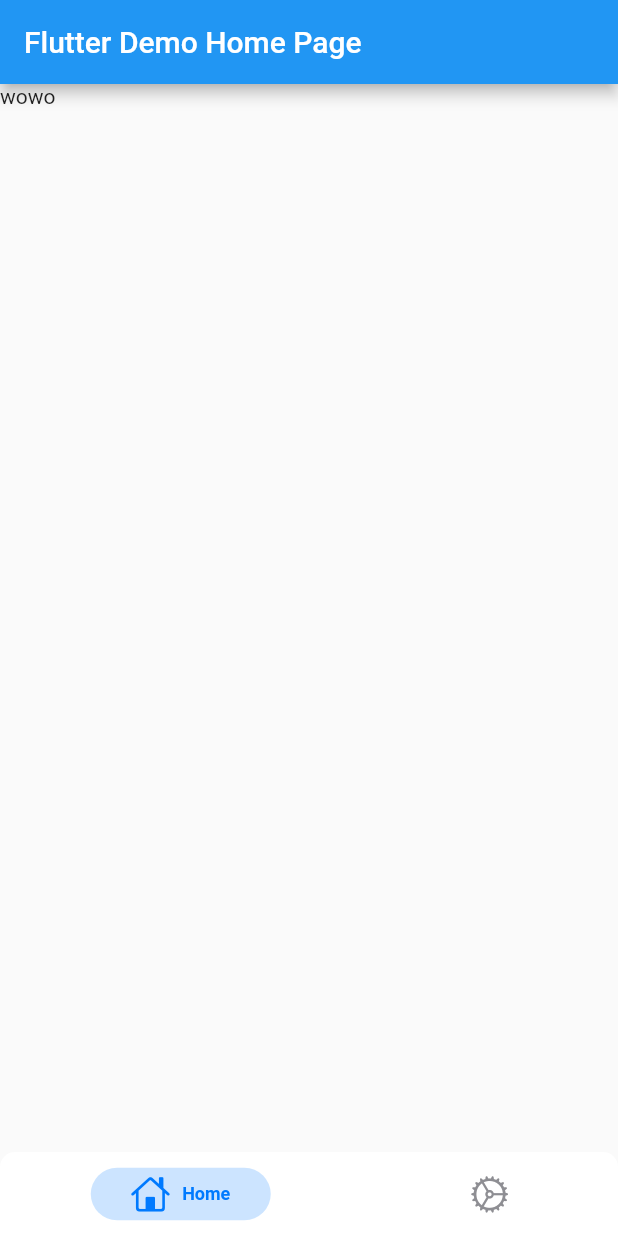
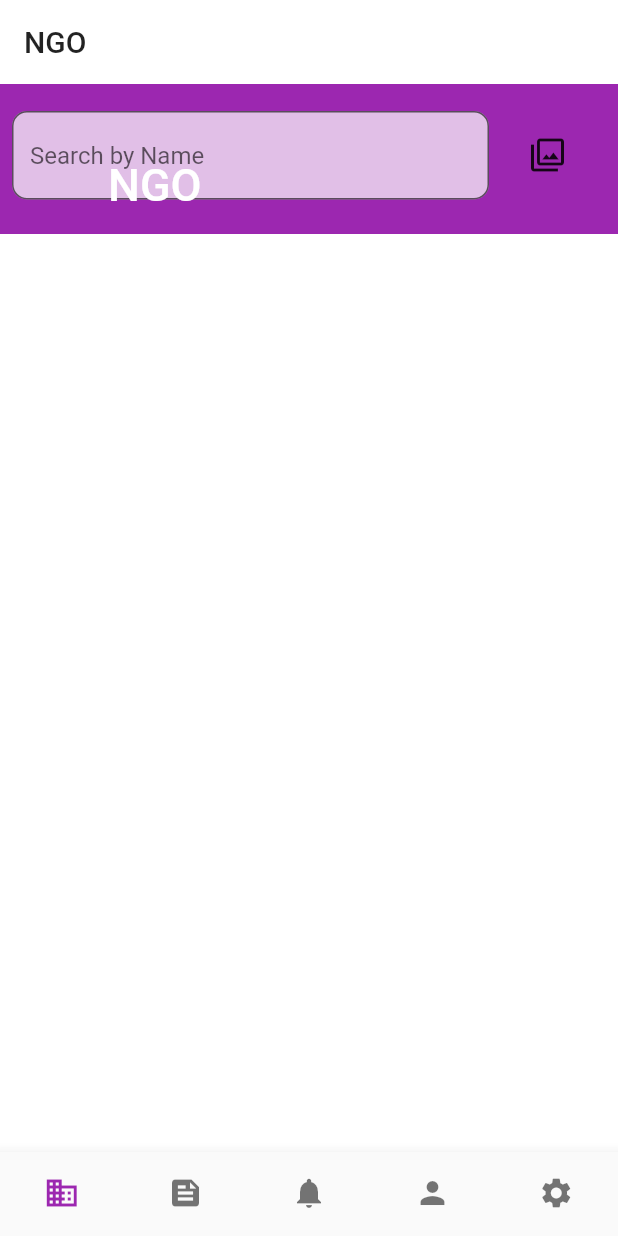
Before and after one commit to bislerium/sasae_flutter_app, a Flutter app: the screen it shows after launch, on a phone screen of 412 x 824 dp. Run offline on Flutter 3.47's test engine with Material 2 defaults, Android fonts, the phone set to English and light mode, and no system bars; drawn by our look-alikes of persistent_bottom_nav_bar.

Commit message:
Added Navbar, screens and created setting screen

```diff
--- a/lib/main.dart
+++ b/lib/main.dart
@@ -1,6 +1,7 @@
-import 'package:flutter/cupertino.dart';
 import 'package:flutter/material.dart';
-import 'package:persistent_bottom_nav_bar/persistent-tab-view.dart';
+import './widgets/ngos.dart';
+import './screens/login_screen.dart';
+import './widgets/setting.dart';
 
 void main() => runApp(const MyApp());
 
@@ -11,7 +12,7 @@ class MyApp extends StatelessWidget {
   @override
   Widget build(BuildContext context) {
     return MaterialApp(
-      title: 'Flutter Demo',
+      title: 'Sasae',
       theme: ThemeData(
         // This is the theme of your application.
         //
@@ -22,15 +23,18 @@ class MyApp extends StatelessWidget {
         // or simply save your changes to "hot reload" in a Flutter IDE).
         // Notice that the counter didn't reset back to zero; the application
         // is not restarted.
-        primarySwatch: Colors.blue,
+        primarySwatch: Colors.purple,
+        cardColor: Colors.white,
+        scaffoldBackgroundColor: Colors.white,
       ),
-      home: const MyHomePage(title: 'Flutter Demo Home Page'),
+      home: const MyHomePage(),
+      routes: {LoginScreen.routeName: (context) => const LoginScreen()},
     );
   }
 }
 
 class MyHomePage extends StatefulWidget {
-  const MyHomePage({Key? key, required this.title}) : super(key: key);
+  const MyHomePage({Key? key}) : super(key: key);
 
   // This widget is the home page of your application. It is stateful, meaning
   // that it has a State object (defined below) that contains fields that affect
@@ -41,45 +45,156 @@ class MyHomePage extends StatefulWidget {
   // used by the build method of the State. Fields in a Widget subclass are
   // always marked "final".
 
-  final String title;
-
   @override
   State<MyHomePage> createState() => _MyHomePageState();
 }
 
+ListTile getPostModalItem(BuildContext ctx, IconData icon, String title,
+    String subtitle, VoidCallback func) {
+  return ListTile(
+    leading: Icon(
+      icon,
+      size: 30,
+      color: Theme.of(ctx).primaryColor,
+    ),
+    title: Text(title),
+    subtitle: Text(subtitle),
+    onTap: func,
+  );
+}
+
 class _MyHomePageState extends State<MyHomePage> {
-  int _counter = 0;
-
-  void _incrementCounter() {
-    setState(() {
-      // This call to setState tells the Flutter framework that something has
-      // changed in this State, which causes it to rerun the build method below
-      // so that the display can reflect the updated values. If we changed
-      // _counter without calling setState(), then the build method would not be
-      // called again, and so nothing would appear to happen.
-      _counter++;
-    });
+  void showModalSheet(BuildContext ctx) {
+    showModalBottomSheet(
+      context: ctx,
+      builder: (_) {
+        return Padding(
+          padding: const EdgeInsets.all(10),
+          child: Column(
+            mainAxisSize: MainAxisSize.min,
+            children: [
+              getPostModalItem(
+                  _, Icons.alarm, 'Normal Post', 'Hear the Image!', () => {}),
+              getPostModalItem(
+                  _, Icons.poll, 'Poll Post', 'Poll the Options!', () => {}),
+              getPostModalItem(_, Icons.request_quote, 'Request Post',
+                  'Request to Change!', () => {}),
+            ],
+          ),
+        );
+      },
+      shape: const RoundedRectangleBorder(
+        borderRadius: BorderRadius.only(
+            topLeft: Radius.circular(20),
+            topRight: Radius.circular(20),
+            bottomRight: Radius.circular(0),
+            bottomLeft: Radius.circular(0)),
+      ),
+    );
   }
 
-  PersistentTabController _controller =
-      PersistentTabController(initialIndex: 0);
+  var _selectedNavIndex = 0;
 
-  List<PersistentBottomNavBarItem> _navBarsItems() {
-    return [
-      PersistentBottomNavBarItem(
-        icon: Icon(CupertinoIcons.home),
-        title: ("Home"),
-        activeColorPrimary: CupertinoColors.activeBlue,
-        inactiveColorPrimary: CupertinoColors.systemGrey,
+  List<Map<String, dynamic>> get screens => [
+        {
+          'widget': const Center(
+            child: NGOs(),
+          ),
+          'title': 'NGO',
+        },
+        {
+          'widget': const Center(
+            child: Icon(Icons.feed),
+          ),
+          'title': 'Feed',
+        },
+        {
+          'widget': const Center(
+            child: Icon(Icons.notifications),
+          ),
+          'title': 'Notification',
+        },
+        {
+          'widget': const Center(
+            child: Icon(Icons.person),
+          ),
+          'title': 'Profile',
+        },
+        {
+          'widget': const Setting(),
+          'title': 'Setting',
+        }
+      ];
+
+  FloatingActionButton getFloatingActionButton(
+      {required String text,
+      required IconData icon,
+      required VoidCallback function,
+      Color? buttonColor}) {
+    return FloatingActionButton.extended(
+      onPressed: function,
+      label: Text(text),
+      icon: Icon(icon),
+      backgroundColor: buttonColor,
+      shape: const RoundedRectangleBorder(
+        borderRadius: BorderRadius.all(
+          Radius.circular(15.0),
+        ),
       ),
-      PersistentBottomNavBarItem(
-        icon: Icon(CupertinoIcons.settings),
-        title: ("Settings"),
-        activeColorPrimary: CupertinoColors.activeBlue,
-        inactiveColorPrimary: CupertinoColors.systemGrey,
-      ),
-    ];
+    );
   }
+
+  FloatingActionButton? _fabPerNavIndex() {
+    switch (_selectedNavIndex) {
+      case 1:
+        {
+          return getFloatingActionButton(
+            text: 'Post',
+            icon: Icons.post_add,
+            function: () => showModalSheet(context),
+          );
+        }
+      case 4:
+        {
+          return getFloatingActionButton(
+            text: 'Logout',
+            icon: Icons.logout,
+            function: () => showDialog<String>(
+              context: context,
+              builder: (BuildContext context) => AlertDialog(
+                title: const Text('Logout?'),
+                content: const Text('"Do it with Passion or Not at all"'),
+                actions: <Widget>[
+                  TextButton(
+                    onPressed: () => Navigator.pop(context, 'Cancel'),
+                    child: const Text('Cancel'),
+                  ),
+                  TextButton(
+                    onPressed: () => Navigator.of(context)
+                        .pushNamedAndRemoveUntil(LoginScreen.routeName,
+                            (Route<dynamic> route) => false),
+                    child: const Text('OK'),
+                  ),
+                ],
+                shape: const RoundedRectangleBorder(
+                  borderRadius: BorderRadius.all(
+                    Radius.circular(20),
+                  ),
+                ),
+              ),
+              barrierDismissible: false,
+            ),
+            buttonColor: Colors.red,
+          );
+        }
+      default:
+        {
+          return null;
+        }
+    }
+  }
+
+  final _pc = PageController();
 
   @override
   Widget build(BuildContext context) {
@@ -93,47 +208,55 @@ class _MyHomePageState extends State<MyHomePage> {
       appBar: AppBar(
         // Here we take the value from the MyHomePage object that was created by
         // the App.build method, and use it to set our appbar title.
-        title: Text(widget.title),
+        title: Text(screens[_selectedNavIndex]['title']),
+        backgroundColor: Colors.transparent,
+        foregroundColor: Colors.black87,
+        elevation: 0,
       ),
-      body: PersistentTabView(
-        context,
-        controller: _controller,
-        screens: [
-          Scaffold(
-            body: const Text('wowo'),
+      body: PageView(
+        children: screens.map((e) => e['widget'] as Widget).toList(),
+        onPageChanged: (index) => {setState(() => _selectedNavIndex = index)},
+        controller: _pc,
+      ),
+      floatingActionButton: _fabPerNavIndex(),
+      bottomNavigationBar: BottomNavigationBar(
+        type: BottomNavigationBarType.fixed,
+        items: const [
+          BottomNavigationBarItem(
+            icon: Icon(Icons.business),
+            label: 'NGO',
           ),
-          Scaffold(
-            body: const Text('wowo'),
+          BottomNavigationBarItem(
+            icon: Icon(Icons.feed),
+            label: 'Feed',
+          ),
+          BottomNavigationBarItem(
+            icon: Icon(Icons.notifications),
+            label: 'Notification',
+          ),
+          BottomNavigationBarItem(
+            icon: Icon(Icons.person),
+            label: 'Profile',
+          ),
+          BottomNavigationBarItem(
+            icon: Icon(Icons.settings),
+            label: 'Setting',
           ),
         ],
-        items: _navBarsItems(),
-        confineInSafeArea: true,
-        backgroundColor: Colors.white, // Default is Colors.white.
-        handleAndroidBackButtonPress: true, // Default is true.
-        resizeToAvoidBottomInset:
-            true, // This needs to be true if you want to move up the screen when keyboard appears. Default is true.
-        stateManagement: true, // Default is true.
-        hideNavigationBarWhenKeyboardShows:
-            true, // Recommended to set 'resizeToAvoidBottomInset' as true while using this argument. Default is true.
-        decoration: NavBarDecoration(
-          borderRadius: BorderRadius.circular(10.0),
-          colorBehindNavBar: Colors.white,
-        ),
-        popAllScreensOnTapOfSelectedTab: true,
-        popActionScreens: PopActionScreensType.all,
-        itemAnimationProperties: ItemAnimationProperties(
-          // Navigation Bar's items animation properties.
-          duration: Duration(milliseconds: 200),
-          curve: Curves.ease,
-        ),
-        screenTransitionAnimation: ScreenTransitionAnimation(
-          // Screen transition animation on change of selected tab.
-          animateTabTransition: true,
-          curve: Curves.ease,
-          duration: Duration(milliseconds: 200),
-        ),
-        navBarStyle:
-            NavBarStyle.style1, // Choose the nav bar style with this property.
+        showSelectedLabels: false,
+        showUnselectedLabels: false,
+        currentIndex: _selectedNavIndex, //New
+        onTap: (index) => {
+          setState(() {
+            _selectedNavIndex = index;
+            // _pc.jumpToPage(index);
+            _pc.animateToPage(
+              _selectedNavIndex,
+              duration: const Duration(milliseconds: 300),
+              curve: Curves.ease,
+            );
+          })
+        },
       ),
     );
   }
--- /dev/null
+++ b/lib/widgets/ngos.dart
@@ -0,0 +1,60 @@
+import 'package:flutter/material.dart';
+
+class NGOs extends StatefulWidget {
+  const NGOs({Key? key}) : super(key: key);
+
+  @override
+  _NGOsState createState() => _NGOsState();
+}
+
+class _NGOsState extends State<NGOs> {
+  @override
+  Widget build(BuildContext context) {
+    return CustomScrollView(
+      slivers: <Widget>[
+        SliverAppBar(
+          pinned: true,
+          snap: false,
+          floating: false,
+          expandedHeight: 100.0,
+          flexibleSpace: FlexibleSpaceBar(
+            title: const Text('NGO'),
+            background: Column(
+              children: <Widget>[
+                const SizedBox(height: 10.0),
+                Padding(
+                  padding: const EdgeInsets.all(8.0),
+                  child: Row(
+                    children: [
+                      Expanded(
+                        child: TextField(
+                          keyboardType: TextInputType.text,
+                          decoration: InputDecoration(
+                            border: OutlineInputBorder(
+                              gapPadding: 0,
+                              borderRadius: BorderRadius.circular(10.0),
+                            ),
+                            filled: true,
+                            hintText: "Search by Name",
+                            fillColor: Colors.white70,
+                          ),
+                        ),
+                      ),
+                      Padding(
+                        padding: const EdgeInsets.symmetric(horizontal: 15),
+                        child: IconButton(
+                          onPressed: () {},
+                          icon: const Icon(Icons.filter),
+                        ),
+                      ),
+                    ],
+                  ),
+                ),
+              ],
+            ),
+          ),
+        ),
+      ],
+    );
+  }
+}
--- a/pubspec.yaml
+++ b/pubspec.yaml
@@ -35,7 +35,6 @@ dependencies:
   # Use with the CupertinoIcons class for iOS style icons.
   cupertino_icons: ^1.0.2
   intl: ^0.17.0
-  persistent_bottom_nav_bar: ^4.0.2
 
 dev_dependencies:
   flutter_test:
```
Also changed, not shown: lib/screens/login_screen.dart (added, +17 -0 lines), lib/widgets/setting.dart (added, +86 -0 lines), pubspec.lock.
